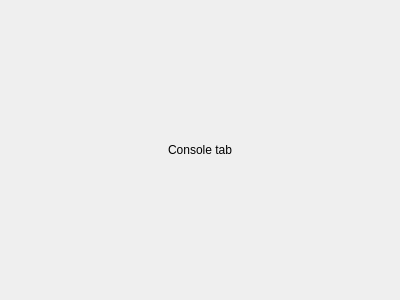
Old version of the form src/brickv/plugin_system/plugins/red/ui/red_tab_console.ui in the repository Tinkerforge/brickv.
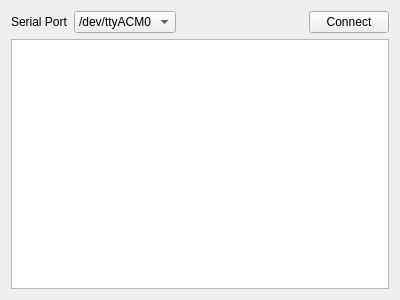
New version of the form.

Commit message: Add basic GUI elements for console

The edit to the form file:
```diff
--- a/src/brickv/plugin_system/plugins/red/ui/red_tab_console.ui
+++ b/src/brickv/plugin_system/plugins/red/ui/red_tab_console.ui
@@ -15,14 +15,51 @@
   </property>
   <layout class="QHBoxLayout" name="horizontalLayout">
    <item>
-    <widget class="QLabel" name="label">
-     <property name="text">
-      <string>Console tab</string>
-     </property>
-     <property name="alignment">
-      <set>Qt::AlignCenter</set>
-     </property>
-    </widget>
+    <layout class="QVBoxLayout" name="verticalLayout">
+     <item>
+      <layout class="QHBoxLayout" name="horizontalLayout_2">
+       <item>
+        <widget class="QLabel" name="label">
+         <property name="text">
+          <string>Serial Port</string>
+         </property>
+        </widget>
+       </item>
+       <item>
+        <widget class="QComboBox" name="ports">
+         <item>
+          <property name="text">
+           <string>/dev/ttyACM0</string>
+          </property>
+         </item>
+        </widget>
+       </item>
+       <item>
+        <spacer name="horizontalSpacer">
+         <property name="orientation">
+          <enum>Qt::Horizontal</enum>
+         </property>
+         <property name="sizeHint" stdset="0">
+          <size>
+           <width>40</width>
+           <height>20</height>
+          </size>
+         </property>
+        </spacer>
+       </item>
+       <item>
+        <widget class="QPushButton" name="connect_button">
+         <property name="text">
+          <string>Connect</string>
+         </property>
+        </widget>
+       </item>
+      </layout>
+     </item>
+     <item>
+      <widget class="QPlainTextEdit" name="console"/>
+     </item>
+    </layout>
    </item>
   </layout>
  </widget>
```
The commit also changes 1 other file.
